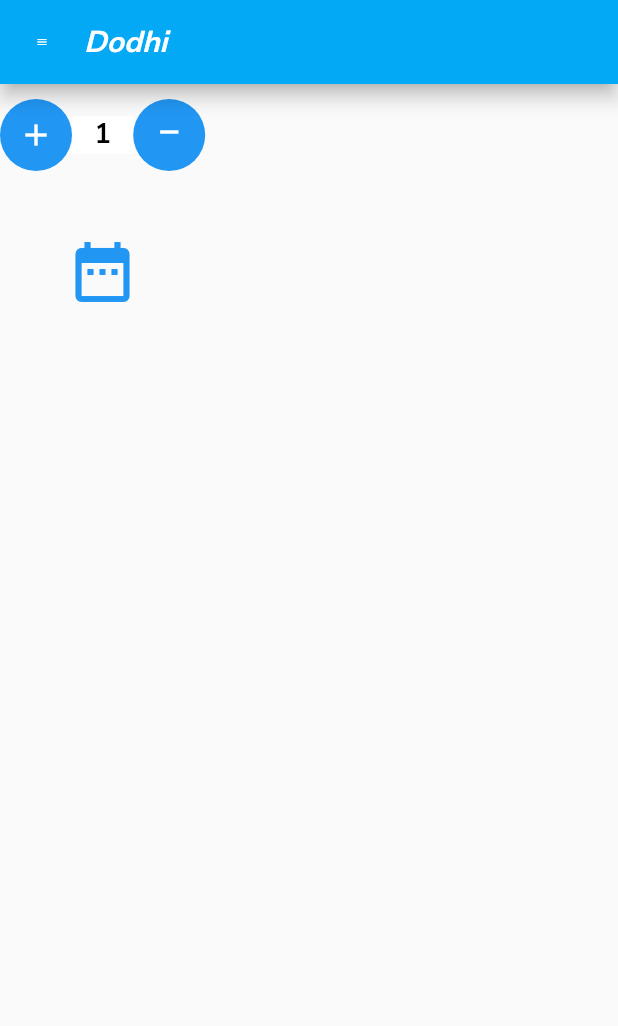
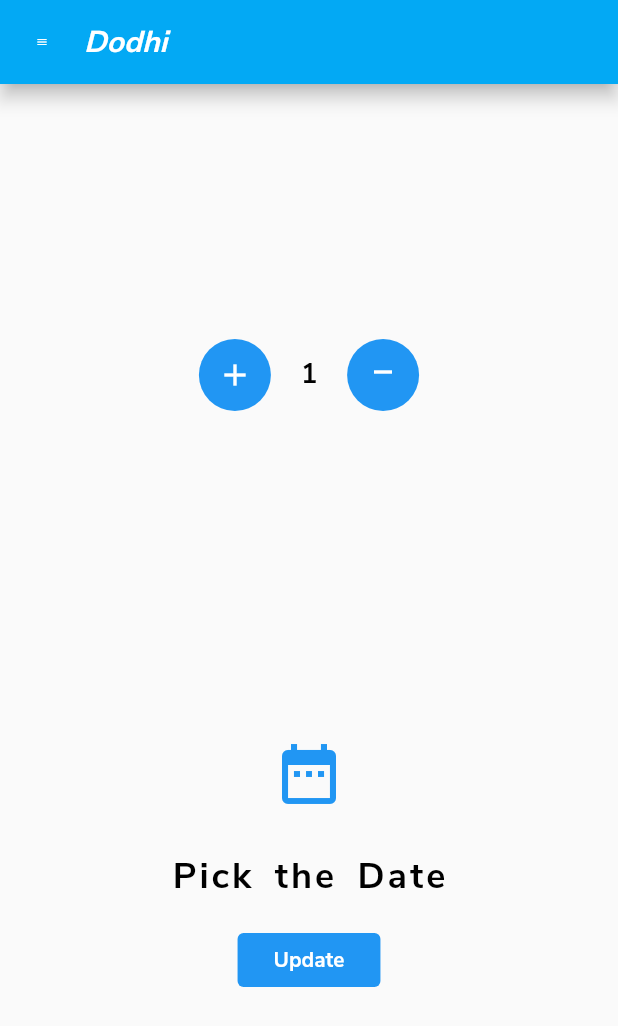
Before and after one commit to chaitu843/flutter_app, a Flutter app: the AddSub screen opened by its route, on a phone screen of 412 x 824 dp. Shown: the top 1026 px of the screen. Run offline on Flutter 3.47's test engine with Material 2 defaults, Android fonts, the phone set to English and light mode, and no system bars.

Commit message:
UpdateHanlder in AddSub Page

```diff
--- a/lib/AddSub/AddSub.dart
+++ b/lib/AddSub/AddSub.dart
@@ -2,9 +2,11 @@ import 'package:flutter/material.dart';
 import 'package:flutter_app/Utils/AppBar.dart';
 import 'package:flutter_app/Utils/Drawer.dart';
 
-import '../routes.dart';
+class AddSub extends StatefulWidget {
+  final bool daily;
 
-class AddSub extends StatefulWidget {
+  const AddSub(this.daily);
+
   @override
   State<StatefulWidget> createState() {
     return AddSubState();
@@ -14,7 +16,7 @@ class AddSub extends StatefulWidget {
 class AddSubState extends State<AddSub> {
   int value;
   String errMsg;
-  DateTime date;
+  DateTime selectedDate;
 
   @override
   void initState() {
@@ -31,10 +33,12 @@ class AddSubState extends State<AddSub> {
         appBar: getAppBar(context),
         drawer: getDrawer(context),
         body: Column(
+          mainAxisAlignment: MainAxisAlignment.spaceEvenly,
+          children: <Widget>[
+            Column(
               children: <Widget>[
                 Row(
-              mainAxisSize: MainAxisSize.min,
-              mainAxisAlignment: MainAxisAlignment.spaceEvenly,
+                  mainAxisAlignment: MainAxisAlignment.center,
                   children: <Widget>[
                     Container(
                       decoration: BoxDecoration(
@@ -59,10 +63,10 @@ class AddSubState extends State<AddSub> {
                       ),
                     ),
                     Container(
+                      margin: EdgeInsets.only(left: 5.0, right: 5.0),
                       padding: EdgeInsets.only(left: 15.0, right: 15.0),
                       decoration: BoxDecoration(
                         shape: BoxShape.rectangle,
-                    color: Theme.of(context).backgroundColor,
                       ),
                       child: Text(value.toString()),
                     ),
@@ -91,12 +95,34 @@ class AddSubState extends State<AddSub> {
                     ),
                   ],
                 ),
+                SizedBox(
+                  height: 15.0,
+                ),
                 errMsg == ''
                     ? Text('')
                     : Text(
                         errMsg,
-                    style: TextStyle(color: Colors.red),
+                        style: TextStyle(color: Colors.red, fontSize: 20.0),
                       ),
+              ],
+            ),
+            this.widget.daily
+                ? Column(
+                    children: <Widget>[
+                      Text(
+                        'Updating your Daily Quota',
+                        style: TextStyle(fontSize: 24.0),
+                      ),
+                      SizedBox(height: 15.0,),
+                      FlatButton(
+                        child: Text('Update'),
+                        color: Colors.blue,
+                        onPressed: () {},
+                      ),
+                    ],
+                  )
+                : Column(
+                    children: <Widget>[
                       IconButton(
                         icon: Icon(Icons.date_range),
                         iconSize: 48.0,
@@ -114,9 +140,35 @@ class AddSubState extends State<AddSub> {
                                 child: child,
                               );
                             },
-                );
+                          ).then((dateSelected) {
+                            if (dateSelected != null)
+                              this.setState(() {
+                                selectedDate = dateSelected;
+                              });
+                          });
                         },
-            )
+                      ),
+                      SizedBox(
+                        height: 20.0,
+                      ),
+                      Text(
+                        this.selectedDate == null
+                            ? 'Pick the Date'
+                            : 'You selected: ${selectedDate.day}/${selectedDate.month}/${selectedDate.year}',
+                        style: TextStyle(
+                            fontFamily: 'Nunito Bold',
+                            fontSize: 24.0,
+                            wordSpacing: 5.0,
+                            letterSpacing: 2.0),
+                      ),
+                      SizedBox(height: 15.0,),
+                      FlatButton(
+                        child: Text('Update'),
+                        color: Colors.blue,
+                        onPressed: () {},
+                      ),
+                    ],
+                  ),
           ],
         ));
   }
--- a/lib/main.dart
+++ b/lib/main.dart
@@ -16,7 +16,7 @@ class MyApp extends StatelessWidget {
         title: 'Dodhi',
         theme: getThemeData(),
         debugShowCheckedModeBanner: false,
-        home: HomePage(),
+        home: AddSub(true),
         onGenerateRoute: (settings) {
           final Map<String, dynamic> arguments = settings.arguments;
           switch (settings.name) {
@@ -25,7 +25,7 @@ class MyApp extends StatelessWidget {
             case Routes.ACCOUNT_PAGE:
               return MaterialPageRoute(builder: (context) => MyAccountPage());
             case Routes.ADD_SUB_PAGE:
-              return MaterialPageRoute(builder: (context) => AddSub());
+              return MaterialPageRoute(builder: (context) => AddSub(false));
             default:
               return MaterialPageRoute(builder: (context) => AuthPage());
           }
```
Lines whose indentation alone changed are shown as unchanged.
